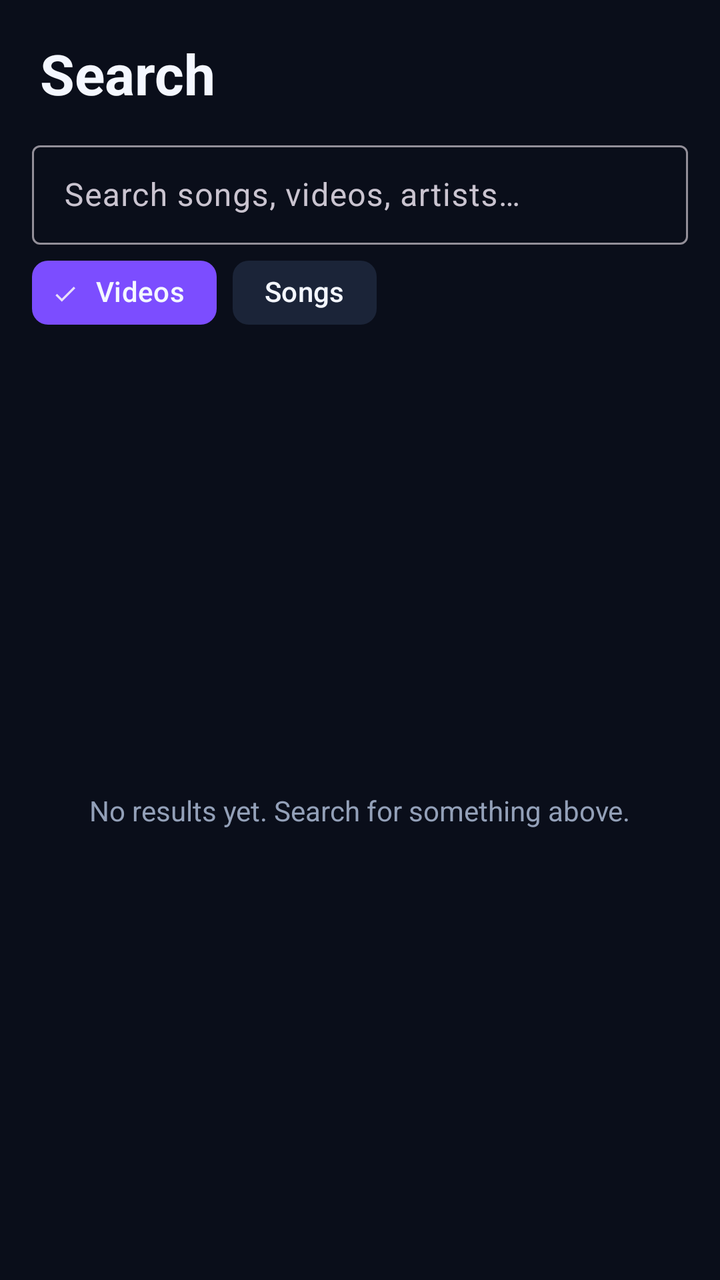
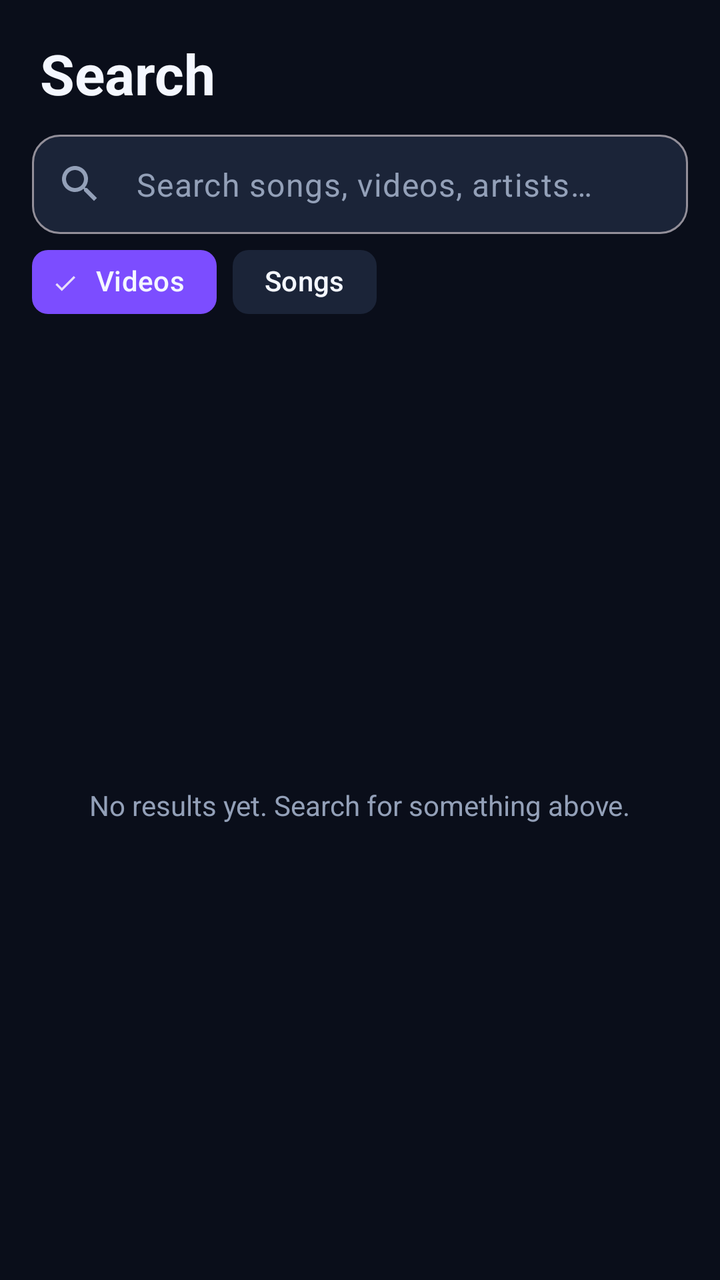

An Android layout rendered at two revisions. The XML below is the earlier revision; the diff shows what the commit changed to produce the second picture.
<!-- AndroidManifest.xml: application theme Theme.Vybe -->
<!-- res/layout/fragment_search.xml -->
<?xml version="1.0" encoding="utf-8"?>
<LinearLayout xmlns:android="http://schemas.android.com/apk/res/android"
    xmlns:app="http://schemas.android.com/apk/res/auto"
    android:layout_width="match_parent"
    android:layout_height="match_parent"
    android:orientation="vertical"
    android:background="@color/bg">

    <TextView
        android:layout_width="wrap_content"
        android:layout_height="wrap_content"
        android:layout_marginStart="20dp"
        android:layout_marginTop="18dp"
        android:text="@string/nav_search"
        android:textColor="@color/text"
        android:textSize="28sp"
        android:textStyle="bold" />

    <com.google.android.material.textfield.TextInputLayout
        android:layout_width="match_parent"
        android:layout_height="wrap_content"
        android:layout_marginStart="16dp"
        android:layout_marginEnd="16dp"
        android:layout_marginTop="12dp"
        app:boxCornerRadiusTopStart="14dp"
        app:boxCornerRadiusTopEnd="14dp"
        app:boxCornerRadiusBottomStart="14dp"
        app:boxCornerRadiusBottomEnd="14dp"
        app:boxBackgroundColor="@color/surface2"
        app:startIconDrawable="@drawable/ic_search"
        app:startIconTint="@color/text_muted"
        app:hintEnabled="false">

        <com.google.android.material.textfield.TextInputEditText
            android:id="@+id/search_input"
            android:layout_width="match_parent"
            android:layout_height="wrap_content"
            android:hint="@string/search_hint"
            android:textColorHint="@color/text_muted"
            android:textColor="@color/text"
            android:imeOptions="actionSearch"
            android:inputType="text"
            android:maxLines="1"
            android:paddingTop="14dp"
            android:paddingBottom="14dp" />
    </com.google.android.material.textfield.TextInputLayout>

    <HorizontalScrollView
        android:layout_width="match_parent"
        android:layout_height="wrap_content"
        android:scrollbars="none"
        android:paddingStart="16dp"
        android:paddingEnd="16dp">

        <com.google.android.material.chip.ChipGroup
            android:id="@+id/filter_chips"
            android:layout_width="wrap_content"
            android:layout_height="wrap_content"
            app:singleSelection="true"
            app:selectionRequired="true"
            app:chipSpacingHorizontal="8dp">

            <com.google.android.material.chip.Chip
                android:id="@+id/chip_videos"
                style="@style/Widget.Vybe.Chip"
                android:layout_width="wrap_content"
                android:layout_height="wrap_content"
                android:checked="true"
                android:text="@string/chip_videos" />

            <com.google.android.material.chip.Chip
                android:id="@+id/chip_music"
                style="@style/Widget.Vybe.Chip"
                android:layout_width="wrap_content"
                android:layout_height="wrap_content"
                android:text="@string/chip_music" />
        </com.google.android.material.chip.ChipGroup>
    </HorizontalScrollView>

    <FrameLayout
        android:layout_width="match_parent"
        android:layout_height="0dp"
        android:layout_weight="1">

        <androidx.recyclerview.widget.RecyclerView
            android:id="@+id/search_rv"
            android:layout_width="match_parent"
            android:layout_height="match_parent"
            android:clipToPadding="false"
            android:paddingBottom="16dp" />

        <TextView
            android:id="@+id/search_state"
            android:layout_width="wrap_content"
            android:layout_height="wrap_content"
            android:layout_gravity="center"
            android:text="@string/no_results"
            android:textColor="@color/text_muted" />

        <ProgressBar
            android:id="@+id/search_progress"
            android:layout_width="wrap_content"
            android:layout_height="wrap_content"
            android:layout_gravity="center"
            android:indeterminateTint="@color/accent"
            android:visibility="gone" />
    </FrameLayout>
</LinearLayout>
<!-- resources referenced by this layout -->
<resources>
  <color name="accent">#7C4DFF</color>
  <color name="bg">#0A0E1A</color>
  <color name="surface2">#1B2438</color>
  <color name="text">#F4F7FF</color>
  <color name="text_muted">#93A0B8</color>
  <!-- drawable ic_search (drawable) -->
  <vector xmlns:android="http://schemas.android.com/apk/res/android"
      android:width="24dp" android:height="24dp"
      android:viewportWidth="24" android:viewportHeight="24">
      <path android:fillColor="#FFFFFFFF"
          android:pathData="M15.5,14h-0.79l-0.28,-0.27C15.41,12.59 16,11.11 16,9.5 16,5.91 13.09,3 9.5,3S3,5.91 3,9.5 5.91,16 9.5,16c1.61,0 3.09,-0.59 4.23,-1.57l0.27,0.28v0.79l5,4.99L20.49,19l-4.99,-5zM9.5,14C7.01,14 5,11.99 5,9.5S7.01,5 9.5,5 14,7.01 14,9.5 11.99,14 9.5,14z" />
  </vector>
  <string name="chip_music">Songs</string>
  <string name="chip_videos">Videos</string>
  <string name="nav_search">Search</string>
  <string name="no_results">No results yet. Search for something above.</string>
  <string name="search_hint">Search songs, videos, artists…</string>
  <style name="Widget.Vybe.Chip" parent="Widget.Material3.Chip.Filter">
          <item name="chipBackgroundColor">@color/chip_bg</item>
          <item name="android:textColor">@color/text</item>
          <item name="chipStrokeWidth">0dp</item>
      </style>
  <style name="Theme.Vybe" parent="Theme.Material3.Dark.NoActionBar">
          <item name="colorPrimary">@color/accent</item>
          <item name="colorOnPrimary">@color/text</item>
          <item name="colorSecondary">@color/accent2</item>
          <item name="colorOnSecondary">@color/bg</item>
          <item name="colorSurface">@color/surface</item>
          <item name="colorOnSurface">@color/text</item>
          <item name="android:colorBackground">@color/bg</item>
          <item name="android:windowBackground">@color/bg</item>
          <item name="android:statusBarColor">@color/bg</item>
          <item name="android:navigationBarColor">@color/bg</item>
          <item name="colorControlActivated">@color/accent</item>
      </style>
  <color name="accent2">#00E5FF</color>
  <color name="surface">#131A2B</color>
</resources>

<!-- the commit's change to res/layout/fragment_search.xml (unified diff, before → after) -->
@@ -1,6 +1,6 @@
 <?xml version="1.0" encoding="utf-8"?>
 <LinearLayout xmlns:android="http://schemas.android.com/apk/res/android"
-    xmlns:app="http://schemas.android.com/apk/res/auto"
+    xmlns:app="http://schemas.android.com/apk/res-auto"
     android:layout_width="match_parent"
     android:layout_height="match_parent"
     android:orientation="vertical"
